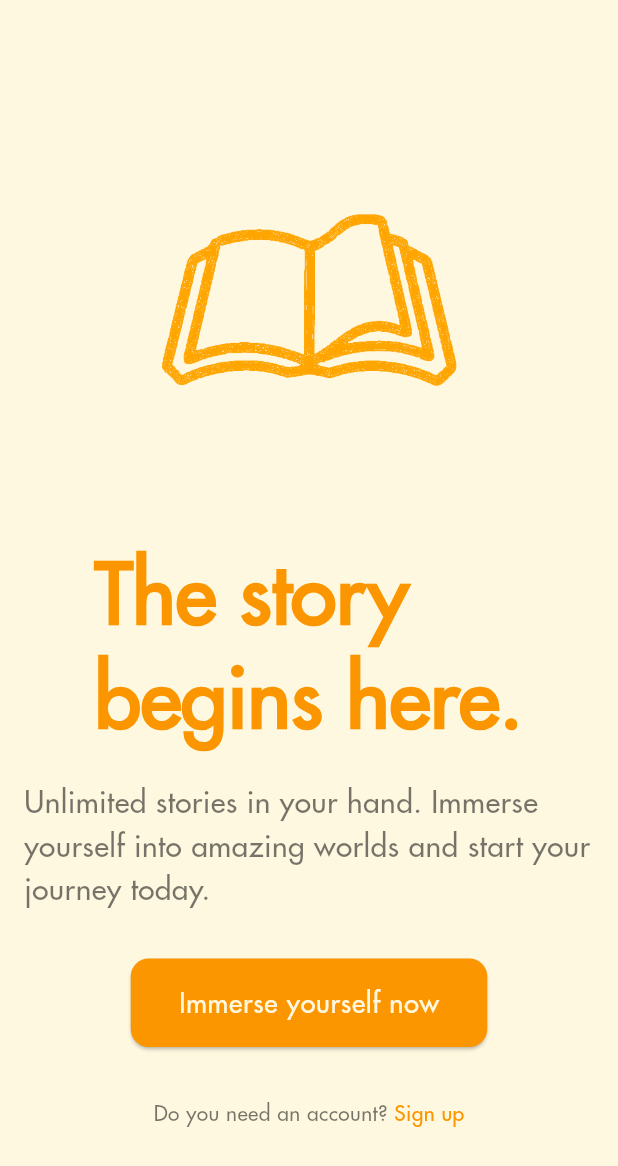
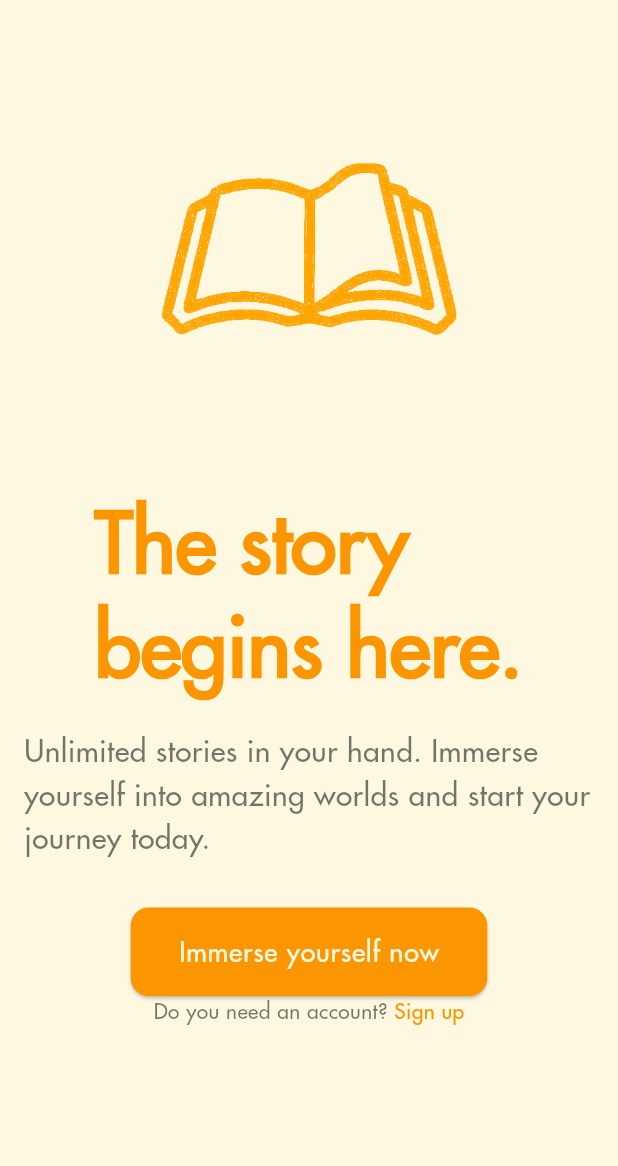
Before and after one commit to lemonhead-ai/readrift, a Flutter app: the screen it shows after launch, on a phone screen of 412 x 824 dp. Shown: the top 1166 px of the screen. Run offline on Flutter 3.47's test engine with Material 3 defaults, Android fonts, the phone set to English and light mode, and no system bars; our stand-ins replace cloud_firestore, firebase_auth, firebase_core, firebase_storage, go_router, google_fonts and 1 more; accounts and stored records are empty.

Commit message:
scaffold int.

```diff
--- a/lib/screens/welcome_screen.dart
+++ b/lib/screens/welcome_screen.dart
@@ -14,13 +14,13 @@ class WelcomeScreen extends StatelessWidget {
       body: Stack(
         children: [
           SafeArea(
+            child: SingleChildScrollView(
               child: Padding(
                 padding: const EdgeInsets.all(16.0),
                 child: Column(
                   mainAxisAlignment: MainAxisAlignment.center,
                   children: [
-                  Expanded(
-                    child: Column(
+                    Column(
                       mainAxisAlignment: MainAxisAlignment.center,
                       children: [
                         const SizedBox(height: 0),
@@ -82,13 +82,13 @@ class WelcomeScreen extends StatelessWidget {
                         ),
                       ],
                     ),
-                  ),
                     Row(
                       mainAxisAlignment: MainAxisAlignment.center,
                       children: [
                         Text(
                           "Do you need an account? ",
-                        style: Theme.of(context).textTheme.bodyMedium?.copyWith(
+                          style:
+                              Theme.of(context).textTheme.bodyMedium?.copyWith(
                                     fontFamily: 'FuturaPT',
                                     fontWeight: FontWeight.w500,
                                     color: Theme.of(context).brightness ==
@@ -103,8 +103,10 @@ class WelcomeScreen extends StatelessWidget {
                           },
                           child: Text(
                             "Sign up",
-                          style:
-                              Theme.of(context).textTheme.bodyMedium?.copyWith(
+                            style: Theme.of(context)
+                                .textTheme
+                                .bodyMedium
+                                ?.copyWith(
                                   color: AppColors.accentOrange,
                                   fontWeight: FontWeight.w500,
                                   fontFamily: 'FuturaPT',
@@ -115,6 +117,7 @@ class WelcomeScreen extends StatelessWidget {
                     ),
                     const SizedBox(height: 56),
                   ],
+                ),
               ),
             ),
           ),
--- a/lib/security/reset_password_screen.dart
+++ b/lib/security/reset_password_screen.dart
@@ -66,6 +66,7 @@ class ResetPasswordScreenState extends State<ResetPasswordScreen> {
   Widget build(BuildContext context) {
     return Scaffold(
       body: SafeArea(
+        child: SingleChildScrollView(
           child: Padding(
             padding: const EdgeInsets.all(16.0),
             child: Column(
@@ -83,8 +84,7 @@ class ResetPasswordScreenState extends State<ResetPasswordScreen> {
                   },
                 ),
                 const SizedBox(height: 32),
-              Expanded(
-                child: Column(
+                Column(
                   crossAxisAlignment: CrossAxisAlignment.start,
                   children: [
                     Text(
@@ -186,7 +186,6 @@ class ResetPasswordScreenState extends State<ResetPasswordScreen> {
                       ),
                   ],
                 ),
-              ),
                 Center(
                   child: GestureDetector(
                     onTap: () {
@@ -208,6 +207,7 @@ class ResetPasswordScreenState extends State<ResetPasswordScreen> {
             ),
           ),
         ),
+      ),
     );
   }
 }
```
Lines whose indentation alone changed are shown as unchanged.
